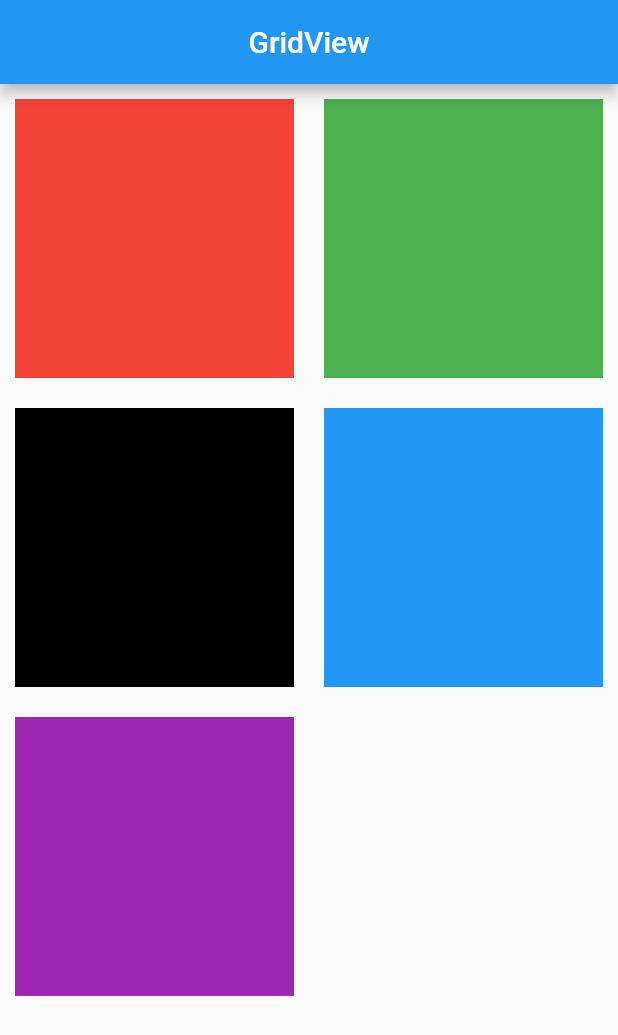
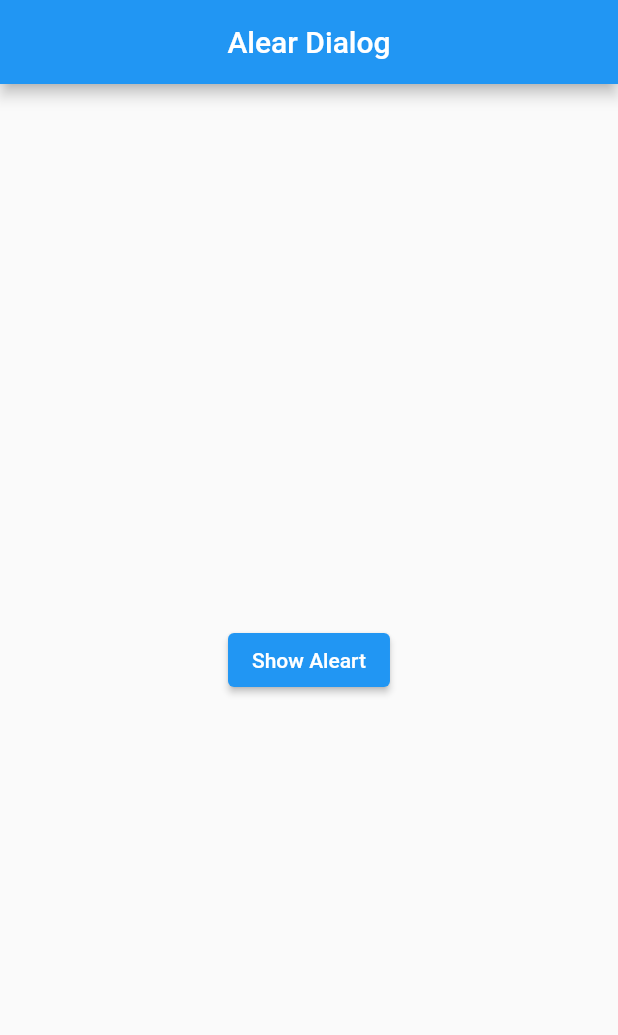
Before and after one commit to Nahid-web/flutter_ostad, a Flutter app: the screen it shows after launch, on a phone screen of 412 x 824 dp. Shown: the top 1035 px of the screen. Run offline on Flutter 3.47's test engine with Material 2 defaults, Android fonts, the light colour scheme and no system bars.

Commit message:
Aleart Dialog

```diff
--- a/lib/main.dart
+++ b/lib/main.dart
@@ -9,36 +9,42 @@ class MyApp extends StatelessWidget {
 
   @override
   Widget build(BuildContext context) {
-    final List colorArray = [
-      Colors.red,
-      Colors.green,
-      Colors.black,
-      Colors.blue,
-      Colors.purple,
-    ];
     return MaterialApp(
       home: Scaffold(
         appBar: AppBar(
-          title: Text('GridView'),
+          title: Text('Alear Dialog'),
           centerTitle: true,
         ),
-        body: GridView.builder(
-          padding: EdgeInsets.all(10),
-          gridDelegate: SliverGridDelegateWithMaxCrossAxisExtent(
-            maxCrossAxisExtent: 300,
-            crossAxisSpacing: 20,
-            mainAxisSpacing: 20
-          ),
-          itemCount: colorArray.length,
-          itemBuilder: (context, index) {
-            return Container(
-              height: 200,
-              width: 200,
-              color: colorArray[index],
-            );
-          },
+        body: Center(
+          child: button(),
         ),
       ),
     );
   }
 }
+
+class button extends StatelessWidget{
+  const button({super.key});
+  @override
+  Widget build(BuildContext context) {
+    return ElevatedButton(
+      onPressed: (){
+        showDialog(
+            context: context,
+            builder: (BuildContext context){
+              return Expanded(
+                  child: AlertDialog(
+                title: Text('Delte File'),
+                    content: Text('Are u want to delete this file'),
+                    actions: [
+                      TextButton(onPressed: (){}, child: Text('Cancle')),
+                      TextButton(onPressed: (){}, child: Text('Delete')),
+                    ],
+              ));
+            });
+
+      },
+      child: Text('Show Aleart'),
+    );
+  }
+}
```
